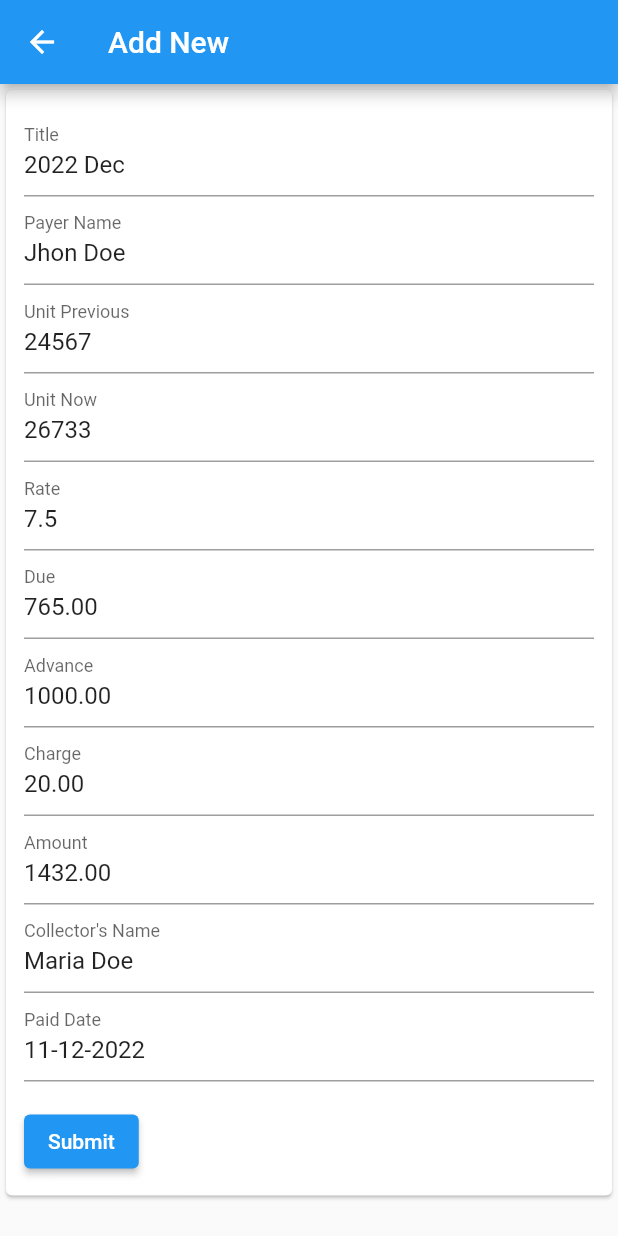
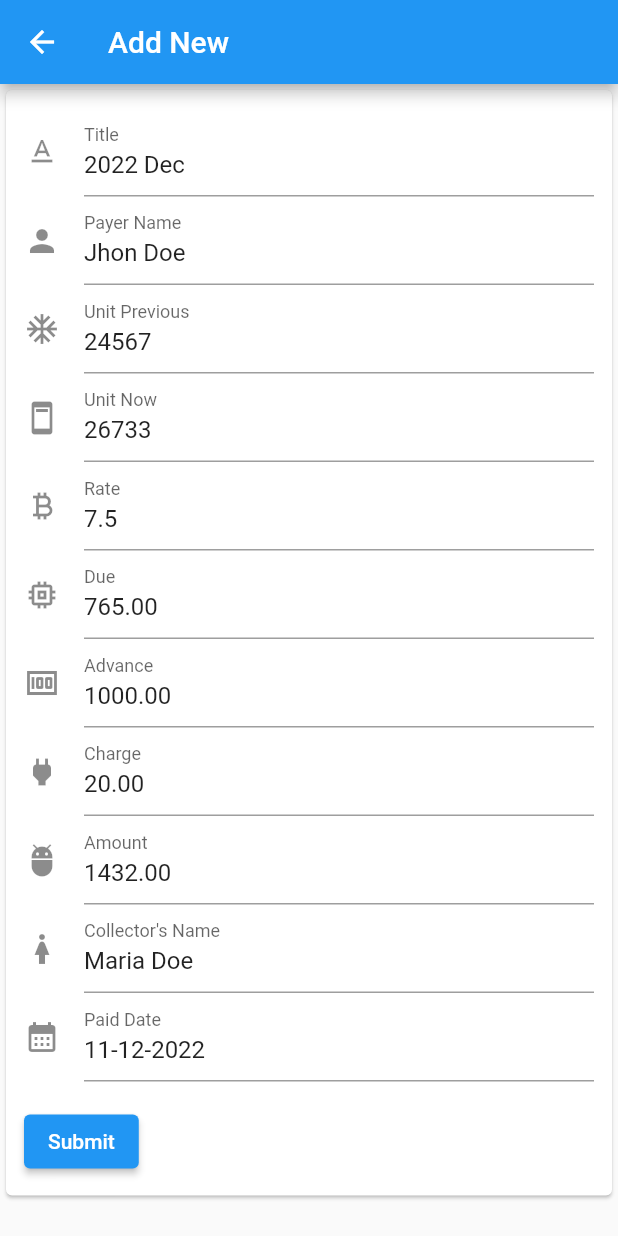
Before and after one commit to tee-jaay/ebills, a Flutter app: the ElectricBillAddScreen screen opened by its route, on a phone screen of 412 x 824 dp. Run offline on Flutter 3.47's test engine with Material 2 defaults, Android fonts, the phone set to English and light mode, and no system bars; our stand-ins replace flutter_dotenv; network calls fail.

Commit message:
icon for form fields

```diff
--- a/lib/widgets/electric_bill_add_form.dart
+++ b/lib/widgets/electric_bill_add_form.dart
@@ -74,7 +74,10 @@ class _ElectricBillAddFormState extends State<ElectricBillAddForm> {
                     // --- Title
                     TextFormField(
                       initialValue: '2022 Dec',
-                      decoration: const InputDecoration(labelText: 'Title'),
+                      decoration: const InputDecoration(
+                        labelText: 'Title',
+                        icon: Icon(Icons.text_format),
+                      ),
                       onChanged: (value) {
                         setState(() {
                           _title = value;
@@ -88,8 +91,10 @@ class _ElectricBillAddFormState extends State<ElectricBillAddForm> {
                     // --- Payer name
                     TextFormField(
                       initialValue: 'Jhon Doe',
-                      decoration:
-                          const InputDecoration(labelText: 'Payer Name'),
+                      decoration: const InputDecoration(
+                        labelText: 'Payer Name',
+                        icon: Icon(Icons.person),
+                      ),
                       focusNode: _nameFocusNode,
                       validator: (value) {
                         if (value == null || value.isEmpty) {
@@ -110,8 +115,10 @@ class _ElectricBillAddFormState extends State<ElectricBillAddForm> {
                     // -- Unit previous
                     TextFormField(
                       initialValue: '24567',
-                      decoration:
-                          const InputDecoration(labelText: 'Unit Previous'),
+                      decoration: const InputDecoration(
+                        labelText: 'Unit Previous',
+                        icon: Icon(Icons.ac_unit),
+                      ),
                       focusNode: _unitPrevFocusNode,
                       keyboardType: TextInputType.number,
                       validator: (value) {
@@ -133,7 +140,10 @@ class _ElectricBillAddFormState extends State<ElectricBillAddForm> {
                     // -- Unit now
                     TextFormField(
                       initialValue: '26733',
-                      decoration: const InputDecoration(labelText: 'Unit Now'),
+                      decoration: const InputDecoration(
+                        labelText: 'Unit Now',
+                        icon: Icon(Icons.ad_units),
+                      ),
                       focusNode: _unitNowFocusNode,
                       keyboardType: TextInputType.number,
                       validator: (value) {
@@ -155,7 +165,10 @@ class _ElectricBillAddFormState extends State<ElectricBillAddForm> {
                     // -- Unit rate
                     TextFormField(
                       initialValue: '7.5',
-                      decoration: const InputDecoration(labelText: 'Rate'),
+                      decoration: const InputDecoration(
+                        labelText: 'Rate',
+                        icon: Icon(Icons.currency_bitcoin),
+                      ),
                       focusNode: _rateFocusNode,
                       keyboardType:
                           TextInputType.numberWithOptions(decimal: true),
@@ -178,7 +191,10 @@ class _ElectricBillAddFormState extends State<ElectricBillAddForm> {
                     // -- Due
                     TextFormField(
                       initialValue: '765.00',
-                      decoration: const InputDecoration(labelText: 'Due'),
+                      decoration: const InputDecoration(
+                        labelText: 'Due',
+                        icon: Icon(Icons.memory),
+                      ),
                       focusNode: _dueFocusNode,
                       keyboardType:
                           TextInputType.numberWithOptions(decimal: true),
@@ -201,7 +217,10 @@ class _ElectricBillAddFormState extends State<ElectricBillAddForm> {
                     // -- Advance
                     TextFormField(
                       initialValue: '1000.00',
-                      decoration: const InputDecoration(labelText: 'Advance'),
+                      decoration: const InputDecoration(
+                        labelText: 'Advance',
+                        icon: Icon(Icons.money),
+                      ),
                       focusNode: _advanceFocusNode,
                       keyboardType:
                           TextInputType.numberWithOptions(decimal: true),
@@ -224,7 +243,10 @@ class _ElectricBillAddFormState extends State<ElectricBillAddForm> {
                     // -- Charge
                     TextFormField(
                       initialValue: '20.00',
-                      decoration: const InputDecoration(labelText: 'Charge'),
+                      decoration: const InputDecoration(
+                        labelText: 'Charge',
+                        icon: Icon(Icons.power),
+                      ),
                       focusNode: _chargeFocusNode,
                       keyboardType:
                           TextInputType.numberWithOptions(decimal: true),
@@ -248,7 +270,10 @@ class _ElectricBillAddFormState extends State<ElectricBillAddForm> {
                     // -- Amount
                     TextFormField(
                       initialValue: '1432.00',
-                      decoration: const InputDecoration(labelText: 'Amount'),
+                      decoration: const InputDecoration(
+                        labelText: 'Amount',
+                        icon: Icon(Icons.adb),
+                      ),
                       focusNode: _amountFocusNode,
                       keyboardType:
                           TextInputType.numberWithOptions(decimal: true),
@@ -273,7 +298,10 @@ class _ElectricBillAddFormState extends State<ElectricBillAddForm> {
                     // -- Collector name
                     TextFormField(
                       initialValue: 'Maria Doe',
-                      decoration: const InputDecoration(labelText: 'Collector\'s Name'),
+                      decoration: const InputDecoration(
+                        labelText: 'Collector\'s Name',
+                        icon: Icon(Icons.woman),
+                      ),
                       focusNode: _collectorNameFocusNode,
                       validator: (value) {
                         if (value == null || value.isEmpty) {
@@ -295,7 +323,10 @@ class _ElectricBillAddFormState extends State<ElectricBillAddForm> {
                     // -- Paid date
                     TextFormField(
                       initialValue: '11-12-2022',
-                      decoration: const InputDecoration(labelText: 'Paid Date'),
+                      decoration: const InputDecoration(
+                        labelText: 'Paid Date',
+                        icon: Icon(Icons.calendar_month),
+                      ),
                       focusNode: _paidDateFocusNode,
                       validator: (value) {
                         if (value == null || value.isEmpty) {
```
